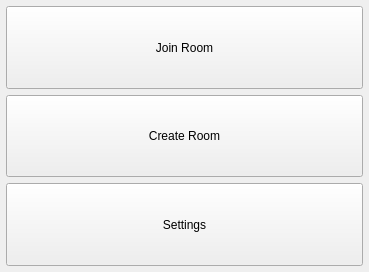
The window that RoomClient/mainmenu.ui (ljmc2000/VirtualConcertHall) describes before a commit, drawn with Qt 5.
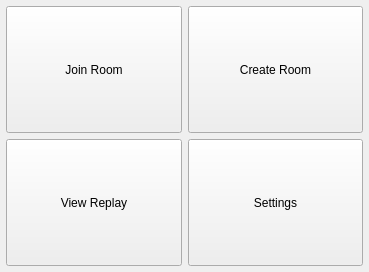
The same window after the commit.

Commit message: added a replay player

```diff
--- a/RoomClient/mainmenu.ui
+++ b/RoomClient/mainmenu.ui
@@ -38,20 +38,7 @@
    <property name="spacing">
     <number>6</number>
    </property>
-   <item row="1" column="0">
-    <widget class="QPushButton" name="createButton">
-     <property name="sizePolicy">
-      <sizepolicy hsizetype="Expanding" vsizetype="Expanding">
-       <horstretch>0</horstretch>
-       <verstretch>0</verstretch>
-      </sizepolicy>
-     </property>
-     <property name="text">
-      <string>Create Room</string>
-     </property>
-    </widget>
-   </item>
-   <item row="4" column="0">
+   <item row="4" column="1">
     <widget class="QPushButton" name="settingsButton">
      <property name="sizePolicy">
       <sizepolicy hsizetype="Expanding" vsizetype="Expanding">
@@ -64,7 +51,20 @@
      </property>
     </widget>
    </item>
-   <item row="0" column="0">
+   <item row="1" column="1">
+    <widget class="QPushButton" name="createButton">
+     <property name="sizePolicy">
+      <sizepolicy hsizetype="Expanding" vsizetype="Expanding">
+       <horstretch>0</horstretch>
+       <verstretch>0</verstretch>
+      </sizepolicy>
+     </property>
+     <property name="text">
+      <string>Create Room</string>
+     </property>
+    </widget>
+   </item>
+   <item row="1" column="0">
     <widget class="QPushButton" name="joinButton">
      <property name="sizePolicy">
       <sizepolicy hsizetype="Expanding" vsizetype="Expanding">
@@ -77,6 +77,19 @@
      </property>
     </widget>
    </item>
+   <item row="4" column="0">
+    <widget class="QPushButton" name="viewReplayButton">
+     <property name="sizePolicy">
+      <sizepolicy hsizetype="Minimum" vsizetype="Minimum">
+       <horstretch>0</horstretch>
+       <verstretch>0</verstretch>
+      </sizepolicy>
+     </property>
+     <property name="text">
+      <string>View Replay</string>
+     </property>
+    </widget>
+   </item>
   </layout>
  </widget>
  <resources/>
```
The commit also changes 9 other files.
